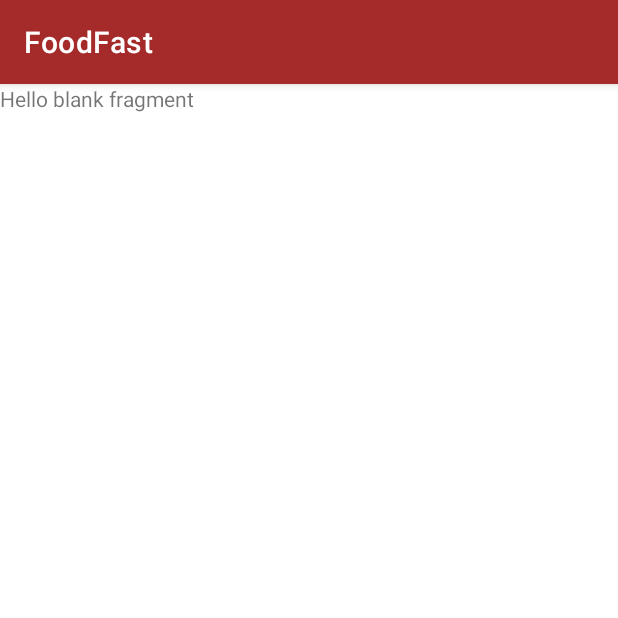
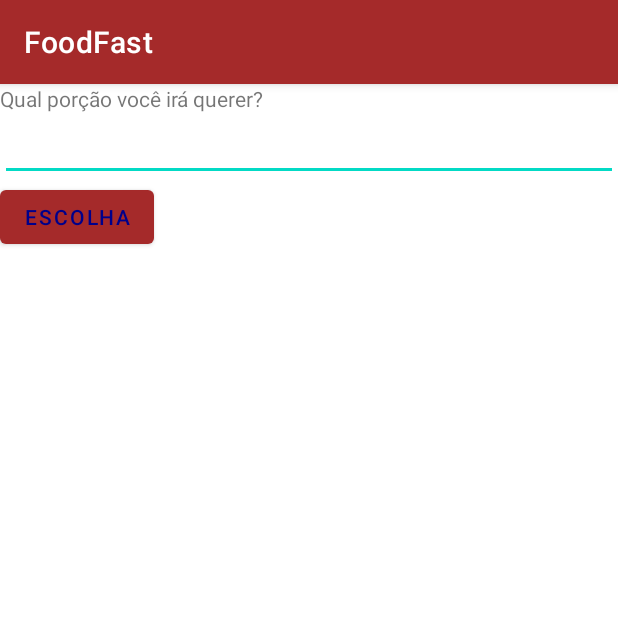
Before and after one commit to DaniloHY/FoodFast, an Android app: the fragment PorcoesFragment shown on its own in the app's theme, on a phone screen of 412 x 824 dp, the top half of it. Run offline under Robolectric (Android 15) with nearby library versions, the phone set to English and light mode, and no system bars.

Commit message:
fragment

```diff
--- a/app/src/main/java/br/com/etecia/foodfast/PorcoesFragment.java
+++ b/app/src/main/java/br/com/etecia/foodfast/PorcoesFragment.java
@@ -7,9 +7,14 @@ import androidx.fragment.app.Fragment;
 import android.view.LayoutInflater;
 import android.view.View;
 import android.view.ViewGroup;
+import android.widget.Button;
+import android.widget.EditText;
+import android.widget.Toast;
 
 
 public class PorcoesFragment extends Fragment {
+    EditText edtPorcoes;
+    Button btnEscolha;
 
     @Override
     public View onCreateView(LayoutInflater inflater, ViewGroup container,
@@ -17,9 +22,18 @@ public class PorcoesFragment extends Fragment {
         // Inflate the layout for this fragment
         View view = inflater.inflate(R.layout.fragment_porcoes, container, false);
 
+        edtPorcoes = view.findViewById(R.id.edtPorcoes);
+        btnEscolha = view.findViewById(R.id.btnEscolha);
 
-
-
+        btnEscolha.setOnClickListener(new View.OnClickListener() {
+            @Override
+            public void onClick(View view) {
+                String nome = edtPorcoes.getText().toString();
+                Toast.makeText(getContext(),
+                        "Você escolheu " + nome,
+                        Toast.LENGTH_SHORT).show();
+            }
+        });
 
 
         return view;
--- a/app/src/main/res/layout/fragment_porcoes.xml
+++ b/app/src/main/res/layout/fragment_porcoes.xml
@@ -1,14 +1,27 @@
 <?xml version="1.0" encoding="utf-8"?>
-<FrameLayout xmlns:android="http://schemas.android.com/apk/res/android"
+<LinearLayout xmlns:android="http://schemas.android.com/apk/res/android"
     xmlns:tools="http://schemas.android.com/tools"
     android:layout_width="match_parent"
     android:layout_height="match_parent"
+    android:orientation="vertical"
     tools:context=".PorcoesFragment">
 
     <!-- TODO: Update blank fragment layout -->
     <TextView
         android:layout_width="match_parent"
-        android:layout_height="match_parent"
-        android:text="@string/hello_blank_fragment" />
+        android:layout_height="wrap_content"
+        android:text="Qual porção você irá querer?" />
 
-</FrameLayout>
+    <EditText
+        android:id="@+id/edtPorcoes"
+        android:layout_width="match_parent"
+        android:layout_height="wrap_content" />
+
+    <Button
+        android:id="@+id/btnEscolha"
+        android:layout_width="wrap_content"
+        android:layout_height="wrap_content"
+        android:text="Escolha" />
+
+
+</LinearLayout>
```
